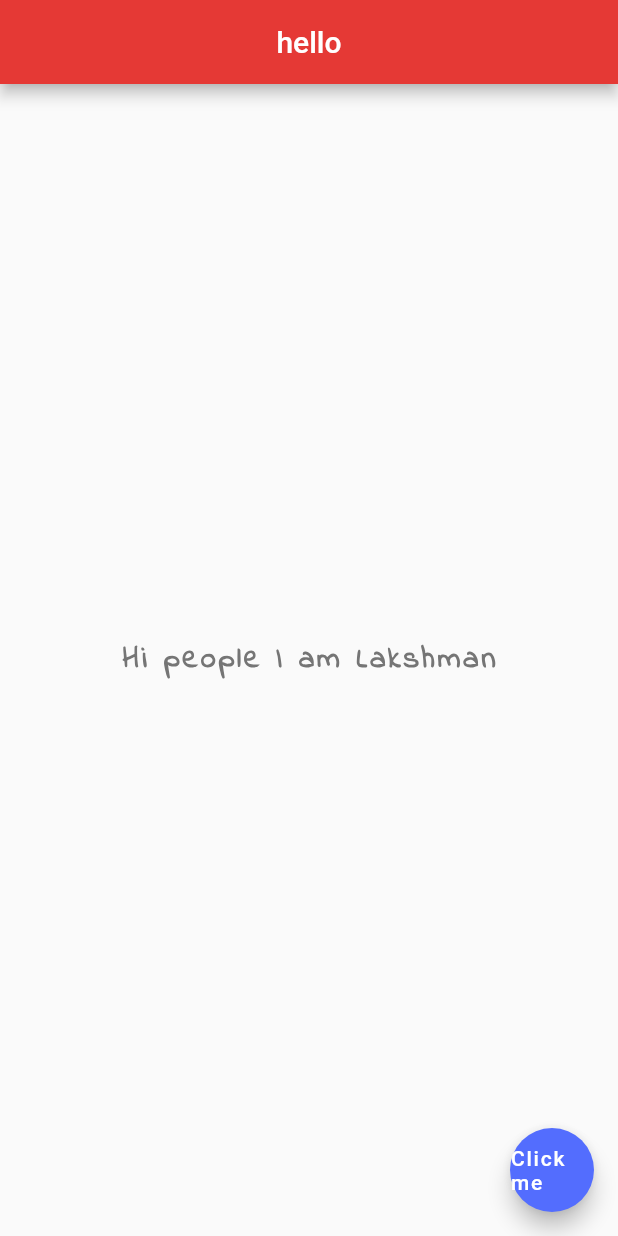
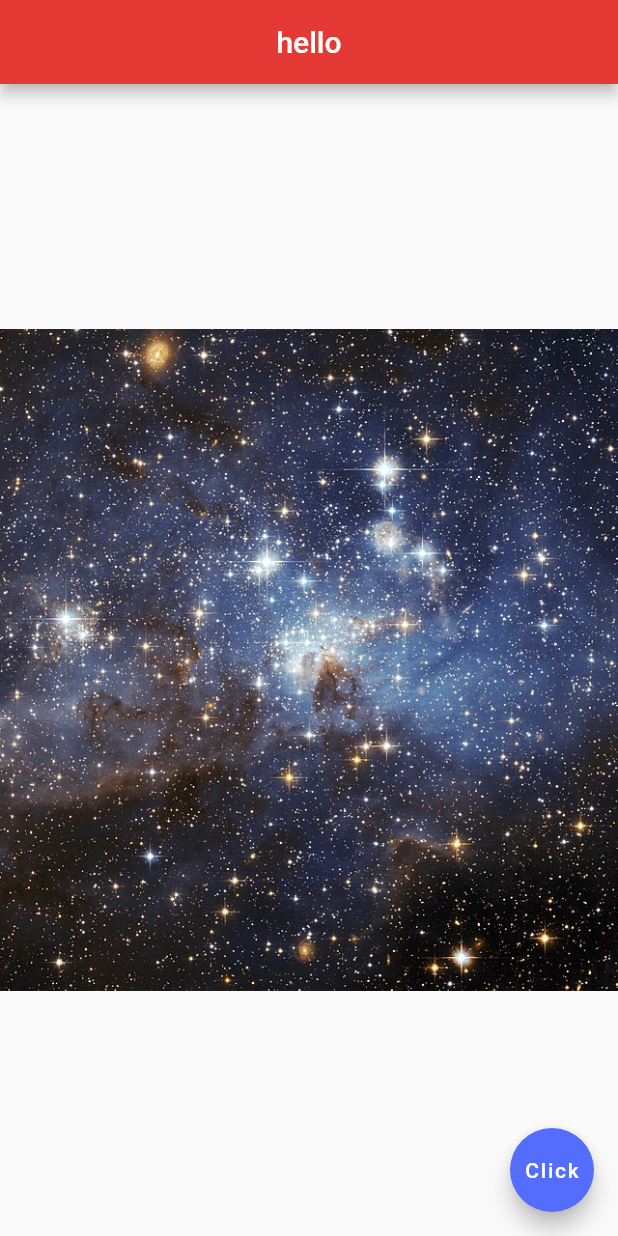
Before and after one commit to Lakshman2806/MobileID, a Flutter app: the screen it shows after launch, on a phone screen of 412 x 824 dp. Run offline on Flutter 3.47's test engine with Material 2 defaults, Android fonts, the phone set to English and light mode, and no system bars.

Commit message:
learnt adding images

```diff
--- a/lib/main.dart
+++ b/lib/main.dart
@@ -21,18 +21,12 @@ class Home extends StatelessWidget {
         backgroundColor: Colors.red[600],
       ),
       body: Center(
-        child: Text("Hi people I am Lakshman",
-          style: TextStyle(
-            fontSize: 20,
-            fontWeight: FontWeight.bold,
-            letterSpacing: 2.0,
-            color: Colors.grey[600],
-            fontFamily: 'DancingScript',
-          ),
-        ),
+        child: Image(
+          image: AssetImage('images/img.png'),
+        )
       ),
       floatingActionButton: FloatingActionButton(onPressed: null,
-        child: Text("Click me"),
+        child: Text("Click"),
         backgroundColor: Colors.indigoAccent,
       ),
     );
```
